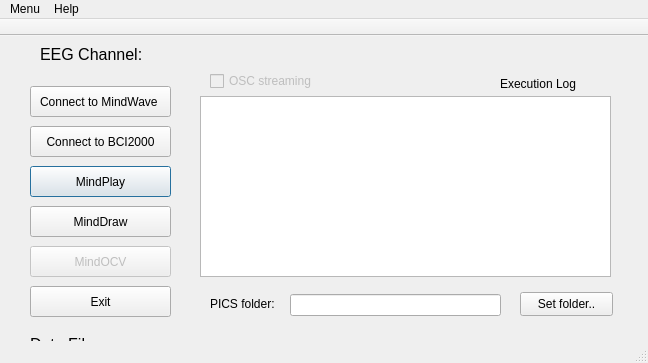
Qt form ui/mainwindow.ui (androxim/minddrawplay) before a commit.
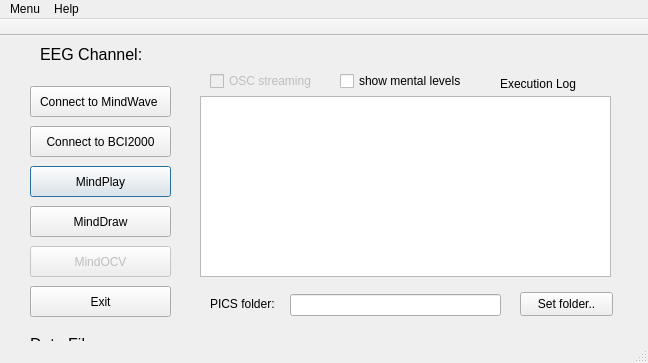
The same form after that commit.

What changed in the file:
```diff
--- a/ui/mainwindow.ui
+++ b/ui/mainwindow.ui
@@ -225,6 +225,22 @@
      <string>OSC streaming</string>
     </property>
    </widget>
+   <widget class="QCheckBox" name="checkBox_2">
+    <property name="enabled">
+     <bool>true</bool>
+    </property>
+    <property name="geometry">
+     <rect>
+      <x>340</x>
+      <y>35</y>
+      <width>141</width>
+      <height>20</height>
+     </rect>
+    </property>
+    <property name="text">
+     <string>show mental levels</string>
+    </property>
+   </widget>
   </widget>
   <widget class="QMenuBar" name="menuBar">
    <property name="geometry">
```
